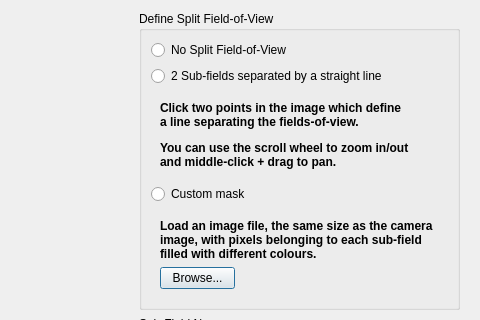
Old version of the form calcam/gui/qt_designer_files/split_field_dialog.ui in the repository euratom-software/calcam; both pictures show x 295 to 775 and y 0 to 320 of the 775 by 451 pixel window.
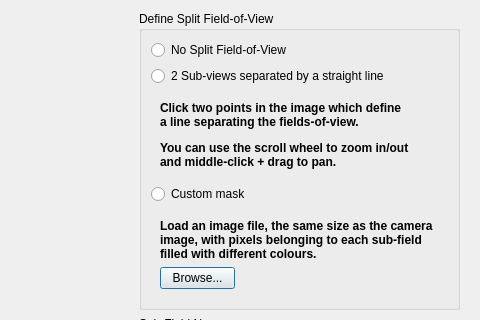
New version of the form.

```diff
--- a/calcam/gui/qt_designer_files/split_field_dialog.ui
+++ b/calcam/gui/qt_designer_files/split_field_dialog.ui
@@ -185,7 +185,7 @@
             </sizepolicy>
            </property>
            <property name="text">
-            <string>2 Sub-fields separated by a straight line</string>
+            <string>2 Sub-views separated by a straight line</string>
            </property>
            <property name="checked">
             <bool>false</bool>
```
Left out of the diff: 11 changed lines with no effect on the pictures.
